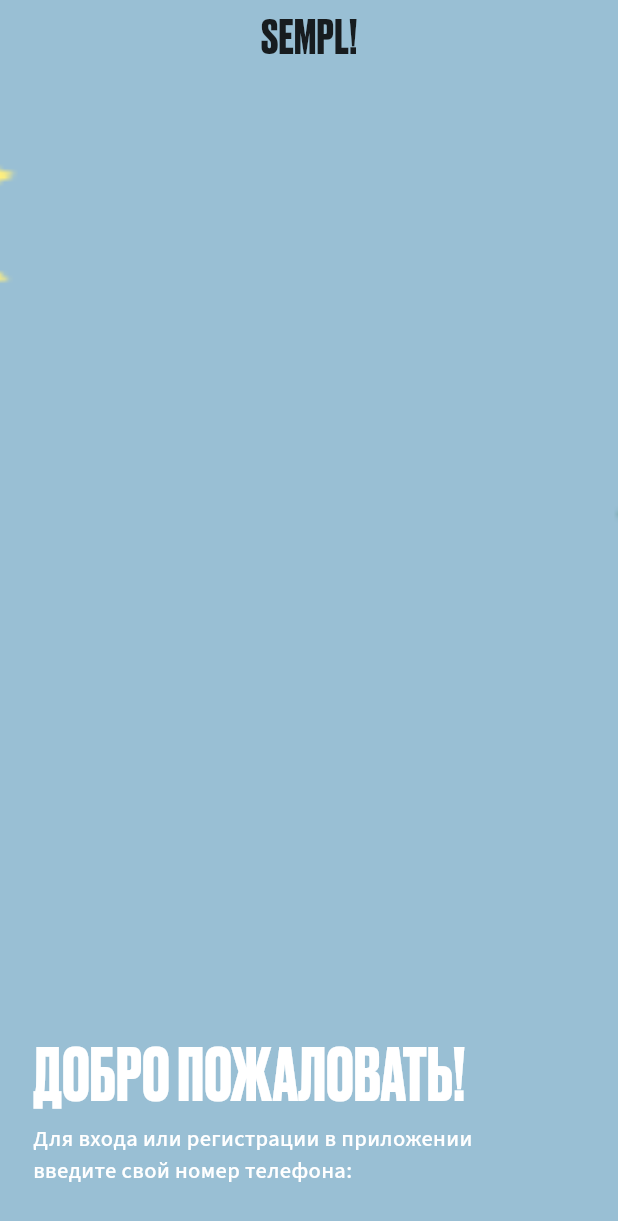
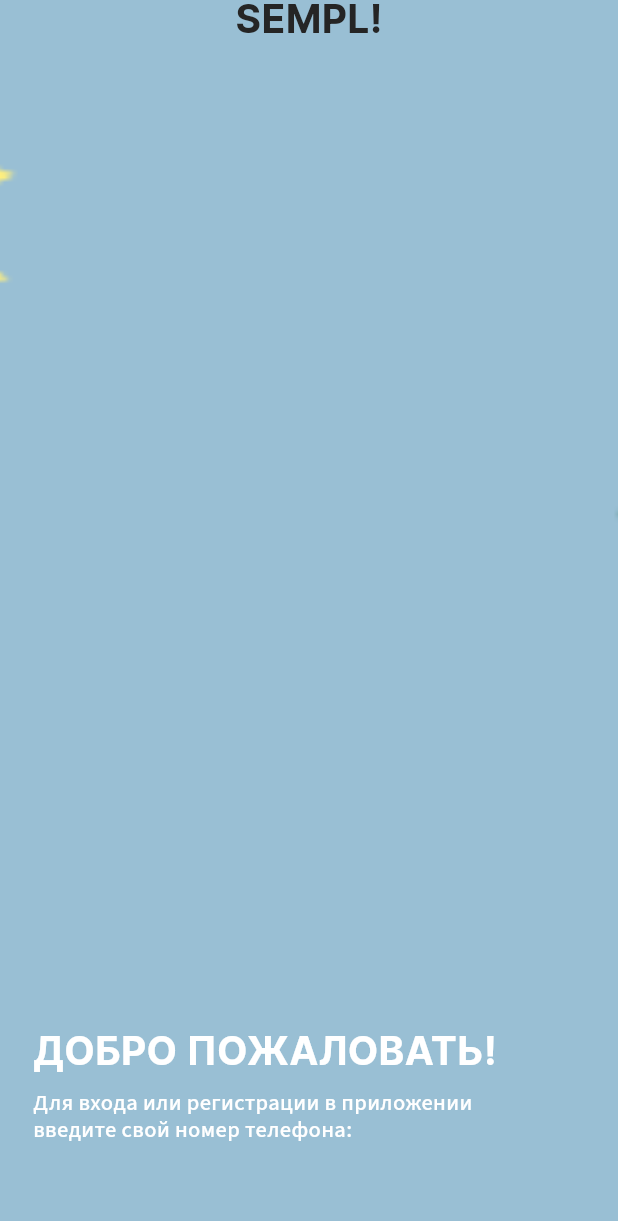
Before and after one commit to luijiwa/Sempl, a Flutter app: the HeaderWidget widget shown alone on an empty page, opened directly, on a phone screen of 412 x 824 dp. Shown: the top 1221 px of the screen. Run offline on Flutter 3.47's test engine with Material 3 defaults, Android fonts, the phone set to English and light mode, and no system bars; drawn by our look-alikes of auto_size_text; our stand-ins replace dropdown_button2, expandable_page_view, flutter_rating_bar, flutter_screenutil, flutter_svg, go_router and 5 more.

Commit message:
Изменить виджеты экрана регистрации перенести в подпапку

```diff
--- a/lib/src/feature/login/header_widget.dart
+++ b/lib/src/feature/login/ui/widgets/header_widget.dart
@@ -1,5 +1,6 @@
 import 'package:auto_size_text/auto_size_text.dart';
 import 'package:flutter/material.dart';
+import 'package:my_app/src/core/theme/theme.dart';
 
 class HeaderWidget extends StatelessWidget {
   const HeaderWidget({
@@ -9,6 +10,8 @@ class HeaderWidget extends StatelessWidget {
   @override
   Widget build(BuildContext context) {
     final double height = MediaQuery.of(context).size.height / 100;
+    final double width = MediaQuery.sizeOf(context).width;
+
     return Stack(
       alignment: AlignmentDirectional.center,
       children: [
@@ -23,44 +26,40 @@ class HeaderWidget extends StatelessWidget {
           child: Padding(
             padding: const EdgeInsets.symmetric(horizontal: 22.0)
                 .copyWith(bottom: 4 * height),
-            child: const Column(
+            child: Column(
               crossAxisAlignment: CrossAxisAlignment.start,
               mainAxisAlignment: MainAxisAlignment.end,
               children: [
                 AutoSizeText(
                   'ДОБРО ПОЖАЛОВАТЬ!',
-                  style: TextStyle(
-                    fontFamily: 'DrukCyr',
-                    fontSize: 48,
-                    color: Colors.white,
-                  ),
+                  style: Theme.of(context)
+                      .textTheme
+                      .appTitleMedium
+                      .copyWith(color: Colors.white),
                   maxLines: 2,
                 ),
                 Padding(
-                  padding: EdgeInsets.only(right: 20),
+                  padding:
+                      EdgeInsets.only(right: width * 0.0509, top: width * 0.03),
                   child: AutoSizeText(
                     'Для входа или регистрации в приложении введите свой номер телефона:',
-                    style: TextStyle(
-                      fontSize: 15,
-                      color: Colors.white,
-                    ),
+                    style: Theme.of(context)
+                        .textTheme
+                        .appBodyMedium
+                        .copyWith(color: Colors.white),
                     maxLines: 2,
                     minFontSize: 10,
                   ),
                 ),
+                SizedBox(height: width * 0.07),
               ],
             ),
           ),
         ),
         Positioned(
           top: MediaQuery.of(context).viewPadding.top,
-          child: const Text(
-            "SEMPL!",
-            style: TextStyle(
-              fontFamily: 'DrukCyr',
-              fontSize: 32,
-            ),
-          ),
+          child:
+              Text("SEMPL!", style: Theme.of(context).textTheme.appTitleMedium),
         ),
       ],
     );
--- a/lib/src/feature/login/input_code_widget.dart
+++ b/lib/src/feature/login/ui/widgets/input_code_widget.dart
@@ -95,6 +95,7 @@ class _InputCodeWidgetState extends State<InputCodeWidget> {
     return Column(
       children: [
         Pinput(
+          keyboardType: TextInputType.number,
           length: 5,
           defaultPinTheme: pinTheme,
           errorPinTheme: errorPinTheme,
```
Also changed, not shown: lib/src/feature/login/phone_input_widget.dart (deleted, +0 -130 lines), lib/src/feature/login/ui/login_screen.dart (renamed from lib/src/feature/login/login_screen.dart, +14 -15 lines), lib/src/feature/login/ui/widgets/phone_input_widget.dart (added, +209 -0 lines).
